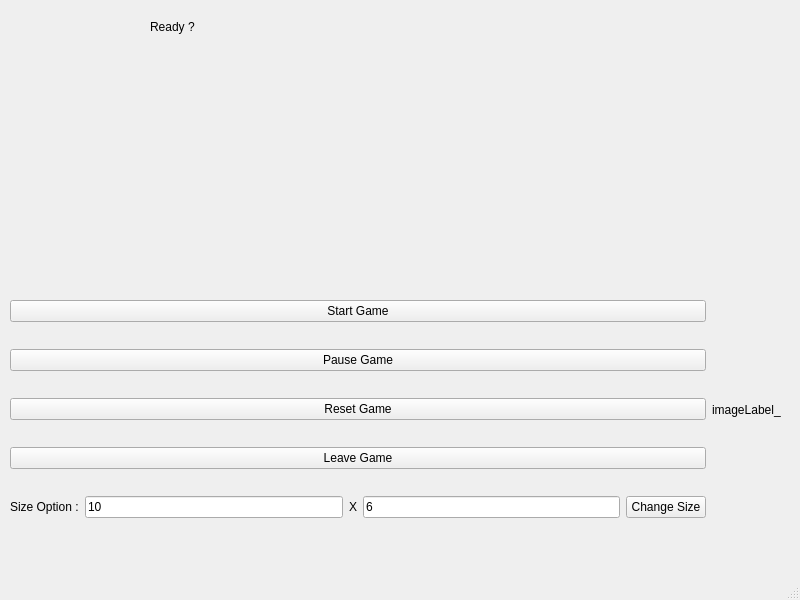
Before: the Qt Designer form ApplicationLabyrinthe/Labyrinthe/mainwindow.ui in SamuelTauleigne/LabyrinthProject, drawn with Qt 5.
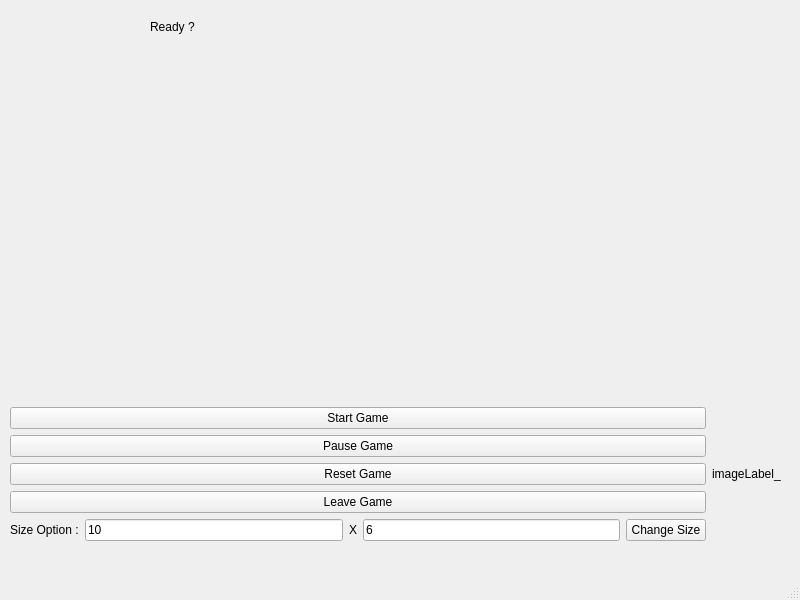
After: the same form once the commit is applied.

Commit message: [FIX] Camera : Fix image position

```diff
--- a/ApplicationLabyrinthe/Labyrinthe/mainwindow.ui
+++ b/ApplicationLabyrinthe/Labyrinthe/mainwindow.ui
@@ -132,6 +132,21 @@
        </item>
        <item>
         <widget class="QLabel" name="imageLabel_">
+         <property name="enabled">
+          <bool>true</bool>
+         </property>
+         <property name="sizePolicy">
+          <sizepolicy hsizetype="Fixed" vsizetype="Fixed">
+           <horstretch>0</horstretch>
+           <verstretch>0</verstretch>
+          </sizepolicy>
+         </property>
+         <property name="maximumSize">
+          <size>
+           <width>16777215</width>
+           <height>16777215</height>
+          </size>
+         </property>
          <property name="text">
           <string>imageLabel_</string>
          </property>
```
The commit also changes 1 other file.
